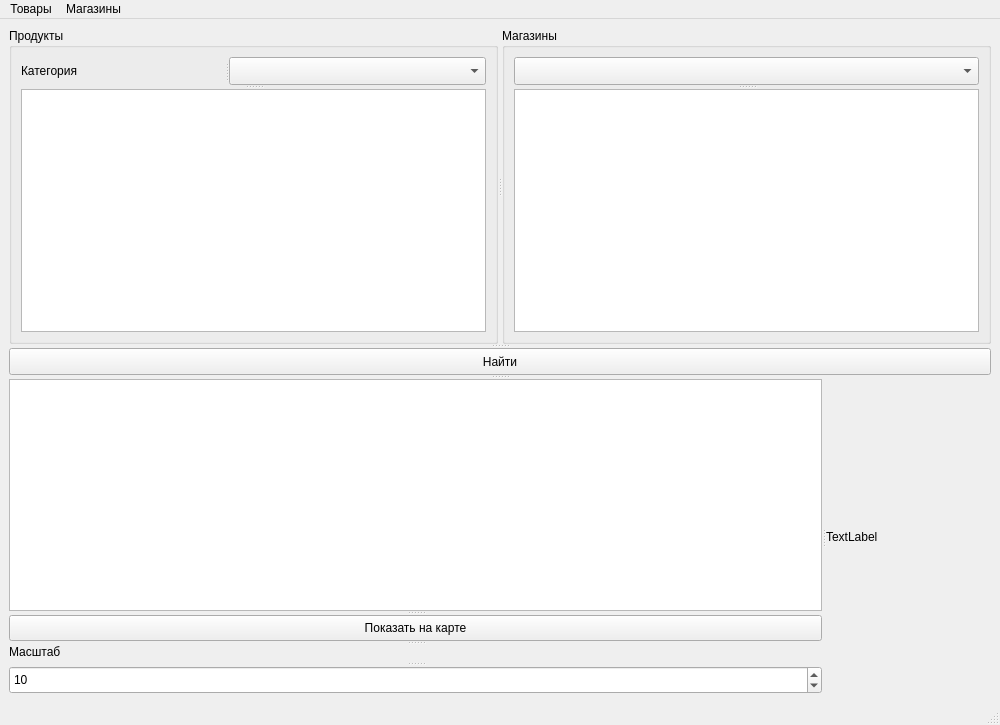
This is windows/MainWindowPage.ui in RuslanRinatovich/QtMyProject1 as Qt 5 draws it before an edit. The edited form follows.
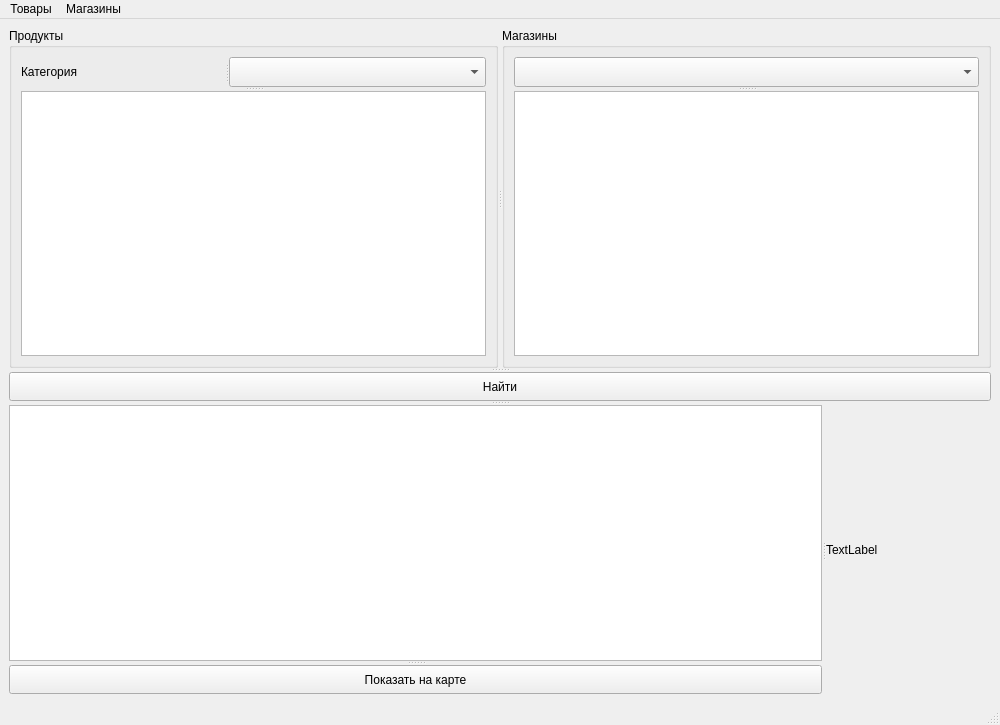
This is the edited form. Icons and pictures are not drawn.

Diff of the .ui file:
```diff
--- a/windows/MainWindowPage.ui
+++ b/windows/MainWindowPage.ui
@@ -95,31 +95,6 @@
           <string>Показать на карте</string>
          </property>
         </widget>
-        <widget class="QLabel" name="label">
-         <property name="sizePolicy">
-          <sizepolicy hsizetype="Minimum" vsizetype="Fixed">
-           <horstretch>0</horstretch>
-           <verstretch>0</verstretch>
-          </sizepolicy>
-         </property>
-         <property name="text">
-          <string>Масштаб</string>
-         </property>
-         <property name="alignment">
-          <set>Qt::AlignLeading|Qt::AlignLeft|Qt::AlignTop</set>
-         </property>
-        </widget>
-        <widget class="QSpinBox" name="spinBoxScale">
-         <property name="minimum">
-          <number>1</number>
-         </property>
-         <property name="maximum">
-          <number>17</number>
-         </property>
-         <property name="value">
-          <number>10</number>
-         </property>
-        </widget>
        </widget>
        <widget class="QLabel" name="image">
         <property name="sizePolicy">
```
Left out of the diff: 6 changed lines with no effect on the pictures.
